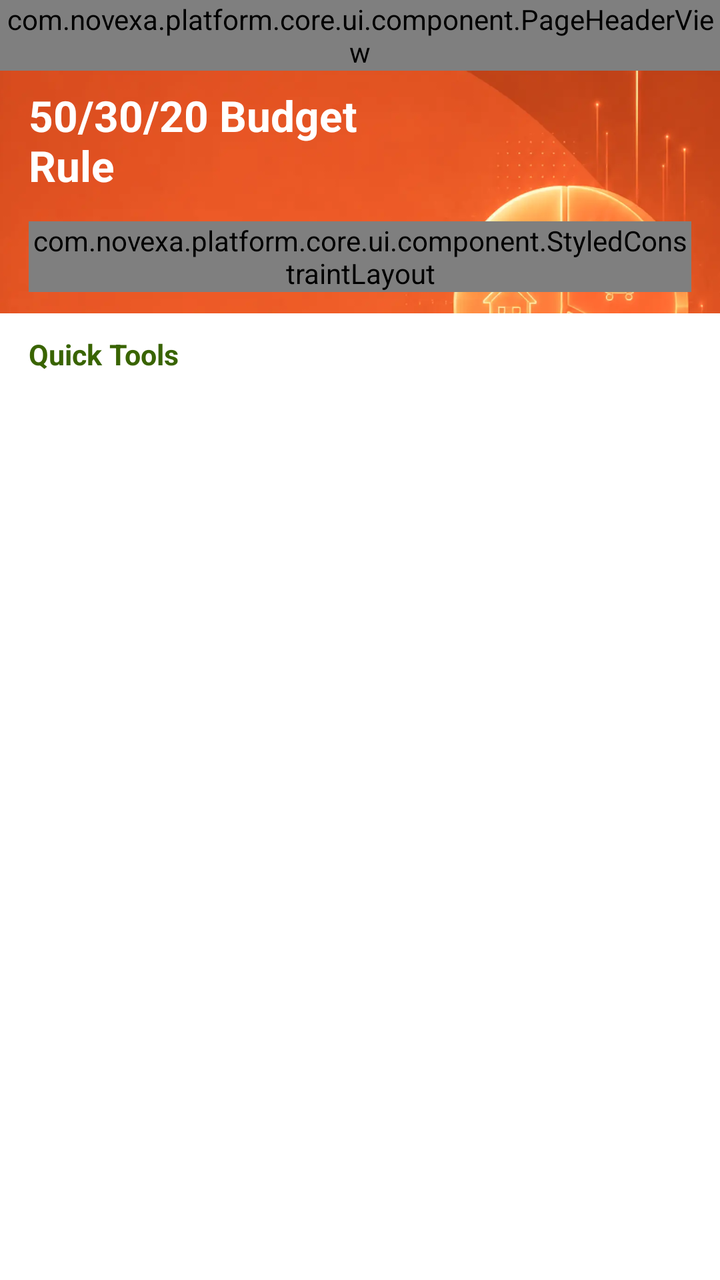
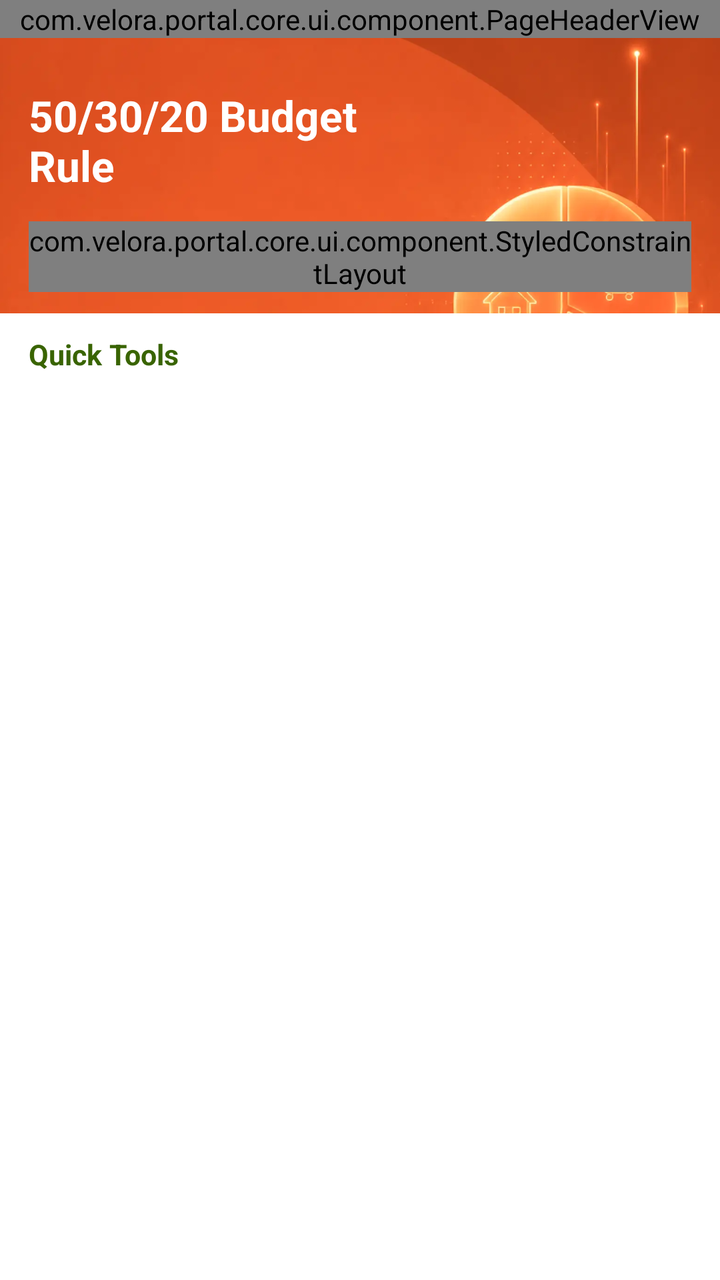

Before-and-after screenshots of an Android layout around one commit, followed by the original layout XML and the change that was made.
<!-- AndroidManifest.xml: application theme MyTheme -->
<!-- res/layout/activity_budget_tip_detail.xml -->
<?xml version="1.0" encoding="utf-8"?>
<androidx.constraintlayout.widget.ConstraintLayout xmlns:android="http://schemas.android.com/apk/res/android"
    xmlns:app="http://schemas.android.com/apk/res-auto"
    android:layout_width="match_parent"
    android:layout_height="match_parent"
    android:background="@color/page_bg_color1">

    <androidx.appcompat.widget.AppCompatImageView
        android:layout_width="0dp"
        android:layout_height="0dp"
        android:contentDescription="@null"
        android:scaleType="centerCrop"
        android:src="@mipmap/page_rule_detail_bg"
        app:layout_constraintBottom_toBottomOf="parent"
        app:layout_constraintEnd_toEndOf="parent"
        app:layout_constraintStart_toStartOf="parent"
        app:layout_constraintTop_toTopOf="parent" />

    <androidx.core.widget.NestedScrollView
        android:layout_width="0dp"
        android:layout_height="0dp"
        android:clipToPadding="false"
        android:fillViewport="true"
        android:overScrollMode="never"
        app:layout_constraintBottom_toBottomOf="parent"
        app:layout_constraintEnd_toEndOf="parent"
        app:layout_constraintStart_toStartOf="parent"
        app:layout_constraintTop_toTopOf="parent">

        <LinearLayout
            android:layout_width="match_parent"
            android:layout_height="match_parent"
            android:orientation="vertical">

            <FrameLayout
                android:id="@+id/detailHeader"
                android:layout_width="match_parent"
                android:layout_height="wrap_content"
                android:paddingBottom="@dimen/dp_16">

                <com.novexa.platform.core.ui.component.PageHeaderView
                    android:id="@+id/titleBar"
                    android:layout_width="match_parent"
                    android:layout_height="wrap_content"
                    app:fitStatusBar="false"
                    app:navigationIconColor="@color/text_inverse"
                    app:navigationMarginStart="@dimen/dp_0" />

                <TextView
                    android:layout_width="@dimen/dp_190"
                    android:layout_height="wrap_content"
                    android:layout_gravity="start|top"
                    android:layout_marginStart="@dimen/dp_16"
                    android:layout_marginTop="@dimen/dp_52"
                    android:gravity="top"
                    android:includeFontPadding="false"
                    android:minLines="2"
                    android:text="@string/calculator_tips_budget_title"
                    android:textColor="@color/text_inverse"
                    android:textSize="@dimen/sp_24"
                    android:textStyle="bold" />
            </FrameLayout>

            <com.novexa.platform.core.ui.component.StyledConstraintLayout
                android:layout_width="match_parent"
                android:layout_height="wrap_content"
                android:layout_marginHorizontal="@dimen/dp_16"
                app:radius="@dimen/dp_12"
                app:solidColor="@color/surface_primary">

                <LinearLayout
                    android:layout_width="0dp"
                    android:layout_height="wrap_content"
                    android:orientation="vertical"
                    android:padding="@dimen/dp_12"
                    app:layout_constraintEnd_toEndOf="parent"
                    app:layout_constraintStart_toStartOf="parent"
                    app:layout_constraintTop_toTopOf="parent">

                    <TextView
                        android:layout_width="match_parent"
                        android:layout_height="wrap_content"
                        android:includeFontPadding="false"
                        android:text="@string/calculator_budget_tip_updated"
                        android:textColor="@color/text_primary"
                        android:textSize="@dimen/sp_14"
                        android:textStyle="bold" />

                    <TextView
                        android:id="@+id/tvRuleTitle"
                        android:layout_width="match_parent"
                        android:layout_height="wrap_content"
                        android:layout_marginTop="@dimen/dp_10"
                        android:textColor="@color/text_primary"
                        android:textSize="@dimen/sp_12"
                        android:textStyle="bold" />

                    <TextView
                        android:layout_width="match_parent"
                        android:layout_height="wrap_content"
                        android:layout_marginTop="@dimen/dp_4"
                        android:lineSpacingExtra="@dimen/dp_2"
                        android:text="@string/calculator_budget_tip_rule_description"
                        android:textColor="@color/text_secondary"
                        android:textSize="@dimen/sp_10" />

                    <TextView
                        android:id="@+id/tvNeedsTitle"
                        android:layout_width="match_parent"
                        android:layout_height="wrap_content"
                        android:layout_marginTop="@dimen/dp_12"
                        android:textColor="@color/text_primary"
                        android:textSize="@dimen/sp_12"
                        android:textStyle="bold" />

                    <TextView
                        android:layout_width="match_parent"
                        android:layout_height="wrap_content"
                        android:layout_marginTop="@dimen/dp_4"
                        android:text="@string/calculator_budget_tip_needs_description"
                        android:textColor="@color/text_secondary"
                        android:textSize="@dimen/sp_10" />

                    <TextView
                        android:layout_width="match_parent"
                        android:layout_height="wrap_content"
                        android:layout_marginTop="@dimen/dp_4"
                        android:text="@string/calculator_budget_tip_examples"
                        android:textColor="@color/brand_secondary"
                        android:textSize="@dimen/sp_10"
                        android:textStyle="bold" />

                    <TextView
                        android:id="@+id/tvNeedsExamples"
                        android:layout_width="match_parent"
                        android:layout_height="wrap_content"
                        android:lineSpacingExtra="@dimen/dp_1"
                        android:textSize="@dimen/sp_10" />

                    <TextView
                        android:id="@+id/tvWantsTitle"
                        android:layout_width="match_parent"
                        android:layout_height="wrap_content"
                        android:layout_marginTop="@dimen/dp_12"
                        android:textColor="@color/text_primary"
                        android:textSize="@dimen/sp_12"
                        android:textStyle="bold" />

                    <TextView
                        android:layout_width="match_parent"
                        android:layout_height="wrap_content"
                        android:layout_marginTop="@dimen/dp_4"
                        android:text="@string/calculator_budget_tip_wants_description"
                        android:textColor="@color/text_secondary"
                        android:textSize="@dimen/sp_10" />

                    <TextView
                        android:layout_width="match_parent"
                        android:layout_height="wrap_content"
                        android:layout_marginTop="@dimen/dp_4"
                        android:text="@string/calculator_budget_tip_examples"
                        android:textColor="@color/brand_secondary"
                        android:textSize="@dimen/sp_10"
                        android:textStyle="bold" />

                    <TextView
                        android:id="@+id/tvWantsExamples"
                        android:layout_width="match_parent"
                        android:layout_height="wrap_content"
                        android:lineSpacingExtra="@dimen/dp_1"
                        android:textSize="@dimen/sp_10" />

                    <TextView
                        android:id="@+id/tvSavingsTitle"
                        android:layout_width="match_parent"
                        android:layout_height="wrap_content"
                        android:layout_marginTop="@dimen/dp_12"
                        android:textColor="@color/text_primary"
                        android:textSize="@dimen/sp_12"
                        android:textStyle="bold" />

                    <TextView
                        android:layout_width="match_parent"
                        android:layout_height="wrap_content"
                        android:layout_marginTop="@dimen/dp_4"
                        android:text="@string/calculator_budget_tip_savings_description"
                        android:textColor="@color/text_secondary"
                        android:textSize="@dimen/sp_10" />

                    <TextView
                        android:layout_width="match_parent"
                        android:layout_height="wrap_content"
                        android:layout_marginTop="@dimen/dp_4"
                        android:text="@string/calculator_budget_tip_examples"
                        android:textColor="@color/brand_secondary"
                        android:textSize="@dimen/sp_10"
                        android:textStyle="bold" />

                    <TextView
                        android:id="@+id/tvSavingsExamples"
                        android:layout_width="match_parent"
                        android:layout_height="wrap_content"
                        android:lineSpacingExtra="@dimen/dp_1"
                        android:textSize="@dimen/sp_10" />

                    <TextView
                        android:id="@+id/tvAdjustTitle"
                        android:layout_width="match_parent"
                        android:layout_height="wrap_content"
                        android:layout_marginTop="@dimen/dp_12"
                        android:textColor="@color/text_primary"
                        android:textSize="@dimen/sp_12"
                        android:textStyle="bold" />

                    <TextView
                        android:layout_width="match_parent"
                        android:layout_height="wrap_content"
                        android:layout_marginTop="@dimen/dp_4"
                        android:lineSpacingExtra="@dimen/dp_2"
                        android:text="@string/calculator_budget_tip_adjust_description"
                        android:textColor="@color/text_secondary"
                        android:textSize="@dimen/sp_10" />
                </LinearLayout>
            </com.novexa.platform.core.ui.component.StyledConstraintLayout>

            <LinearLayout
                android:layout_width="match_parent"
                android:layout_height="0dp"
                android:layout_marginTop="@dimen/dp_12"
                android:background="@color/surface_primary"
                android:minHeight="@dimen/dp_112"
                android:orientation="vertical"
                android:paddingStart="@dimen/dp_16"
                android:paddingTop="@dimen/dp_12"
                android:paddingEnd="@dimen/dp_16"
                android:paddingBottom="@dimen/dp_24"
                android:layout_weight="1">

                <include
                    android:id="@+id/quickTools"
                    layout="@layout/view_calculation_quick_tools"
                    android:layout_width="match_parent"
                    android:layout_height="wrap_content" />
            </LinearLayout>
        </LinearLayout>
    </androidx.core.widget.NestedScrollView>
</androidx.constraintlayout.widget.ConstraintLayout>
<!-- res/layout/view_calculation_quick_tools.xml (included above) -->
<?xml version="1.0" encoding="utf-8"?>
<LinearLayout xmlns:android="http://schemas.android.com/apk/res/android"
    android:layout_width="match_parent"
    android:layout_height="wrap_content"
    android:orientation="vertical">

    <TextView
        android:layout_width="match_parent"
        android:layout_height="wrap_content"
        android:text="@string/calculator_quick_tools"
        android:textColor="@color/brand_primary"
        android:textSize="@dimen/sp_16"
        android:textStyle="bold" />

    <LinearLayout
        android:layout_width="match_parent"
        android:layout_height="wrap_content"
        android:layout_marginTop="@dimen/dp_10"
        android:gravity="center"
        android:orientation="horizontal">

        <include
            android:id="@+id/toolSalary"
            layout="@layout/item_calculation_quick_tool"
            android:layout_width="0dp"
            android:layout_height="wrap_content"
            android:layout_weight="1" />

        <include
            android:id="@+id/toolOvertime"
            layout="@layout/item_calculation_quick_tool"
            android:layout_width="0dp"
            android:layout_height="wrap_content"
            android:layout_weight="1" />

        <include
            android:id="@+id/toolWorkHours"
            layout="@layout/item_calculation_quick_tool"
            android:layout_width="0dp"
            android:layout_height="wrap_content"
            android:layout_weight="1" />

        <include
            android:id="@+id/toolTax"
            layout="@layout/item_calculation_quick_tool"
            android:layout_width="0dp"
            android:layout_height="wrap_content"
            android:layout_weight="1" />
    </LinearLayout>
</LinearLayout>
<!-- res/layout/item_calculation_quick_tool.xml (included above) -->
<?xml version="1.0" encoding="utf-8"?>
<LinearLayout xmlns:android="http://schemas.android.com/apk/res/android"
    android:layout_width="match_parent"
    android:layout_height="wrap_content"
    android:gravity="center_horizontal"
    android:orientation="vertical">

    <androidx.appcompat.widget.AppCompatImageView
        android:id="@+id/ivToolIcon"
        android:layout_width="@dimen/dp_47"
        android:layout_height="@dimen/dp_47"
        android:contentDescription="@null"
        android:scaleType="centerInside" />

    <TextView
        android:id="@+id/tvToolName"
        android:layout_width="match_parent"
        android:layout_height="wrap_content"
        android:layout_marginTop="@dimen/dp_2"
        android:gravity="center"
        android:lines="2"
        android:textColor="@color/text_secondary"
        android:textSize="@dimen/sp_12" />
</LinearLayout>
<!-- resources referenced by this layout -->
<resources>
  <color name="brand_primary">#396401</color>
  <color name="brand_secondary">#FF8000</color>
  <color name="page_bg_color1">#FBF5EE</color>
  <color name="surface_primary">#FFFFFFFF</color>
  <color name="text_inverse">#FFFFFFFF</color>
  <color name="text_primary">#111827</color>
  <color name="text_secondary">#6D7280</color>
  <dimen name="dp_0">0dp</dimen>
  <dimen name="dp_1">1dp</dimen>
  <dimen name="dp_10">10dp</dimen>
  <dimen name="dp_112">112dp</dimen>
  <dimen name="dp_12">12dp</dimen>
  <dimen name="dp_16">16dp</dimen>
  <dimen name="dp_190">190dp</dimen>
  <dimen name="dp_2">2dp</dimen>
  <dimen name="dp_24">24dp</dimen>
  <dimen name="dp_4">4dp</dimen>
  <dimen name="dp_47">47dp</dimen>
  <dimen name="dp_52">52dp</dimen>
  <dimen name="sp_10">10sp</dimen>
  <dimen name="sp_12">12sp</dimen>
  <dimen name="sp_14">14sp</dimen>
  <dimen name="sp_16">16sp</dimen>
  <dimen name="sp_24">24sp</dimen>
  <!-- mipmap page_rule_detail_bg: webp bitmap (mipmap-xxxhdpi, 38144 bytes) -->
  <string name="calculator_budget_tip_adjust_description">The 50/30/20 rule is only a guideline. Everyone has different income levels and expenses, so adjust the categories to fit your situation.</string>
  <string name="calculator_budget_tip_examples">Examples</string>
  <string name="calculator_budget_tip_needs_description">Use around 50% of your income for essential expenses.</string>
  <string name="calculator_budget_tip_rule_description">The 50/30/20 rule is a simple budgeting method that helps you divide your income into three categories.</string>
  <string name="calculator_budget_tip_savings_description">Try to save around 20% of your income for future goals.</string>
  <string name="calculator_budget_tip_updated">Updated Jul 2026</string>
  <string name="calculator_budget_tip_wants_description">Use around 30% of your income for personal spending.</string>
  <string name="calculator_quick_tools">Quick Tools</string>
  <string name="calculator_tips_budget_title">50/30/20 Budget Rule</string>
  <style name="MyTheme" parent="Theme.MaterialComponents.DayNight.NoActionBar">
          <item name="android:windowBackground">@color/surface_primary</item>
          <item name="android:statusBarColor">@color/surface_primary</item>
          <item name="android:navigationBarColor">@color/surface_primary</item>
          <item name="android:windowTranslucentStatus">false</item>
          <item name="android:windowTranslucentNavigation">false</item>
          <item name="editTextStyle">@style/AppEditTextStyle</item>
          <item name="android:editTextStyle">@style/AppEditTextStyle</item>
      </style>
  <style name="AppEditTextStyle" parent="@style/Widget.AppCompat.EditText">
          <item name="android:textCursorDrawable">@drawable/input_cursor_color_7087f8</item>
      </style>
  <!-- drawable input_cursor_color_7087f8 (drawable) -->
  <?xml version="1.0" encoding="utf-8"?>
  <shape xmlns:android="http://schemas.android.com/apk/res/android">
      <size android:width="@dimen/dp_2" />
      <solid android:color="@color/brand_primary" />
  </shape>
</resources>

<!-- the commit's change to res/layout/activity_budget_tip_detail.xml (unified diff, before → after) -->
@@ -38,7 +38,7 @@
                 android:layout_height="wrap_content"
                 android:paddingBottom="@dimen/dp_16">
 
-                <com.novexa.platform.core.ui.component.PageHeaderView
+                <com.velora.portal.core.ui.component.PageHeaderView
                     android:id="@+id/titleBar"
                     android:layout_width="match_parent"
                     android:layout_height="wrap_content"
@@ -61,7 +61,7 @@
                     android:textStyle="bold" />
             </FrameLayout>
 
-            <com.novexa.platform.core.ui.component.StyledConstraintLayout
+            <com.velora.portal.core.ui.component.StyledConstraintLayout
                 android:layout_width="match_parent"
                 android:layout_height="wrap_content"
                 android:layout_marginHorizontal="@dimen/dp_16"
@@ -221,7 +221,7 @@
                         android:textColor="@color/text_secondary"
                         android:textSize="@dimen/sp_10" />
                 </LinearLayout>
-            </com.novexa.platform.core.ui.component.StyledConstraintLayout>
+            </com.velora.portal.core.ui.component.StyledConstraintLayout>
 
             <LinearLayout
                 android:layout_width="match_parent"
